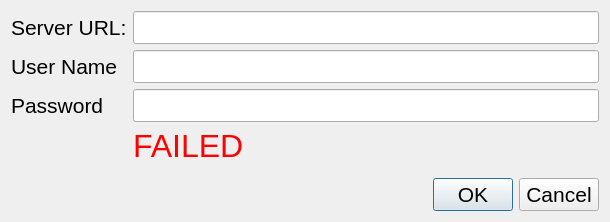
The window that builder/loginDialog.ui (lambertlb/Pyqt5BattleMat) describes before a commit, drawn with Qt 5.
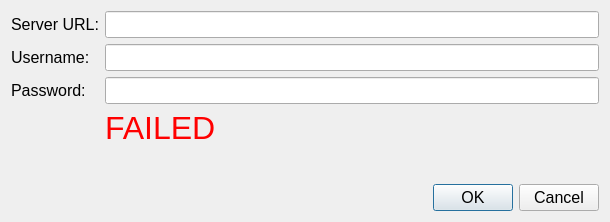
The same window after the commit.

Patch:
```diff
--- a/builder/loginDialog.ui
+++ b/builder/loginDialog.ui
@@ -26,7 +26,7 @@
       <widget class="QLabel" name="label">
        <property name="font">
         <font>
-         <pointsize>16</pointsize>
+         <pointsize>12</pointsize>
         </font>
        </property>
        <property name="text">
@@ -38,7 +38,7 @@
       <widget class="QLineEdit" name="serverURL">
        <property name="font">
         <font>
-         <pointsize>16</pointsize>
+         <pointsize>12</pointsize>
         </font>
        </property>
       </widget>
@@ -47,11 +47,11 @@
       <widget class="QLabel" name="label_2">
        <property name="font">
         <font>
-         <pointsize>16</pointsize>
+         <pointsize>12</pointsize>
         </font>
        </property>
        <property name="text">
-        <string>User Name</string>
+        <string>Username:</string>
        </property>
       </widget>
      </item>
@@ -59,7 +59,7 @@
       <widget class="QLineEdit" name="username">
        <property name="font">
         <font>
-         <pointsize>16</pointsize>
+         <pointsize>12</pointsize>
         </font>
        </property>
       </widget>
@@ -68,11 +68,11 @@
       <widget class="QLabel" name="label_3">
        <property name="font">
         <font>
-         <pointsize>16</pointsize>
+         <pointsize>12</pointsize>
         </font>
        </property>
        <property name="text">
-        <string>Password</string>
+        <string>Password:</string>
        </property>
       </widget>
      </item>
@@ -80,7 +80,7 @@
       <widget class="QLineEdit" name="password">
        <property name="font">
         <font>
-         <pointsize>16</pointsize>
+         <pointsize>12</pointsize>
         </font>
        </property>
        <property name="echoMode">
@@ -146,7 +146,7 @@
     <widget class="QDialogButtonBox" name="buttonBox">
      <property name="font">
       <font>
-       <pointsize>16</pointsize>
+       <pointsize>12</pointsize>
       </font>
      </property>
      <property name="orientation">
```
